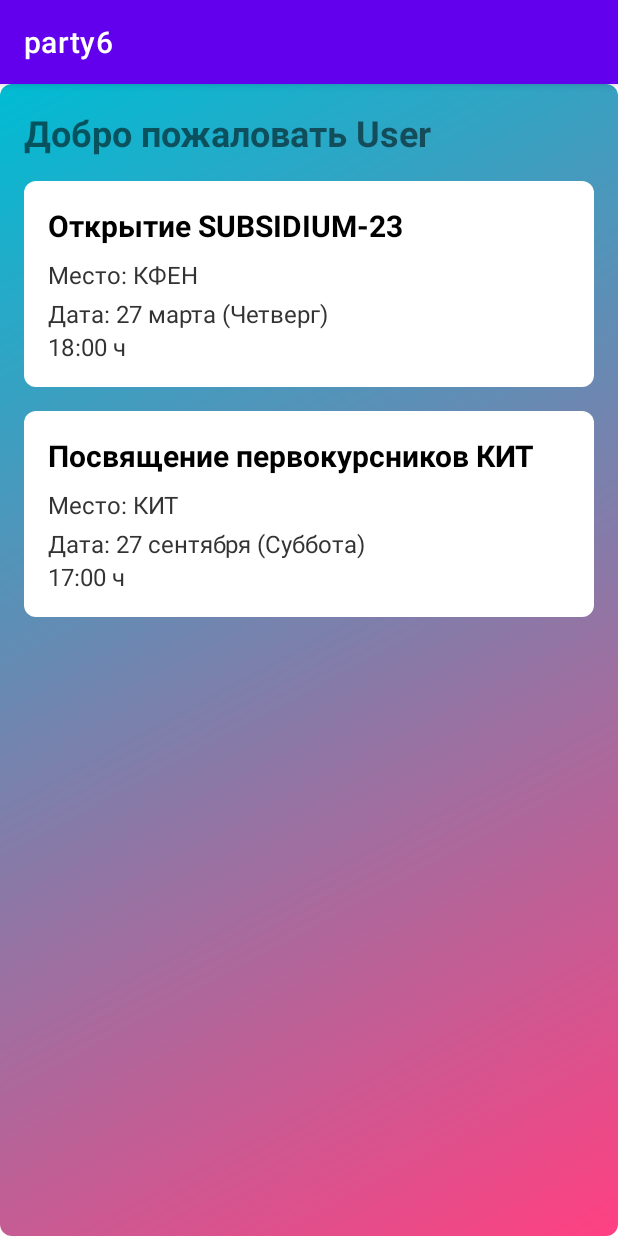
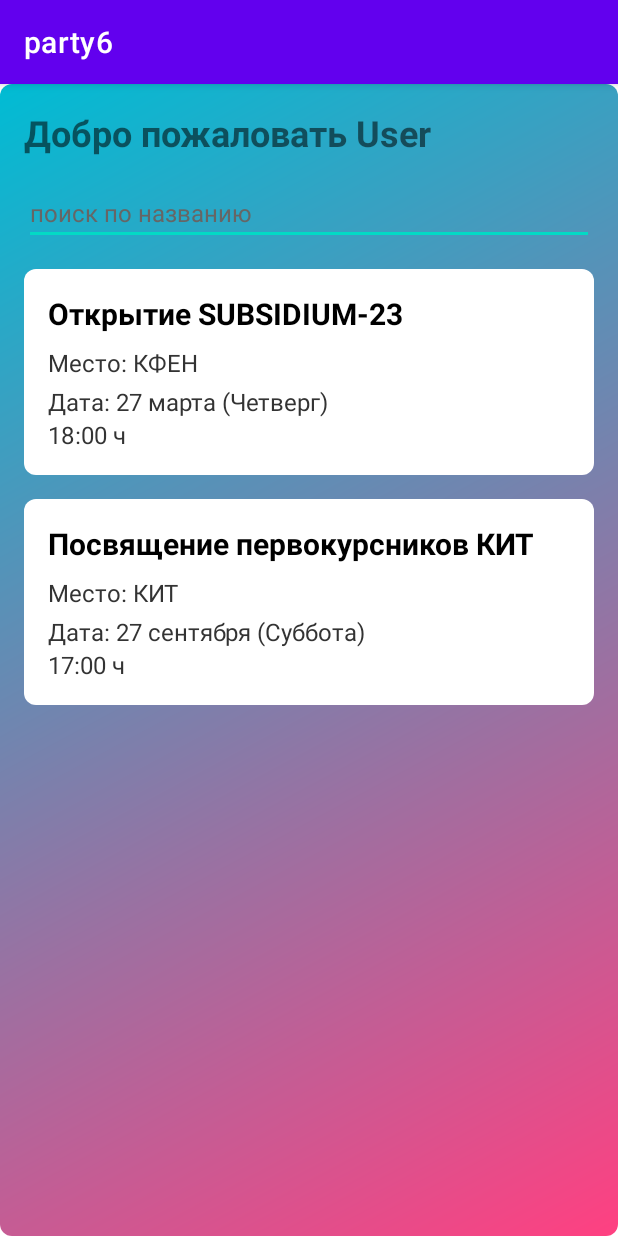
Before and after one commit to Arsenshmid/androidParty, an Android app: the MainActivity screen opened directly, with no data from a screen before it, on a phone screen of 412 x 824 dp. Run offline under Robolectric (Android 15) with nearby library versions, the light colour scheme and no system bars.

Commit message:
добавил поисковик

```diff
--- a/app/src/main/res/layout/activity_main.xml
+++ b/app/src/main/res/layout/activity_main.xml
@@ -20,6 +20,16 @@
         android:textStyle="bold"
         android:visibility="visible"
         tools:visibility="visible" />
+
+    <!-- Поле ввода для фильтрации новостей -->
+    <EditText
+        android:id="@+id/newsFilterEditText"
+        android:layout_width="match_parent"
+        android:layout_height="wrap_content"
+        android:layout_marginBottom="16dp"
+        android:hint="поиск по названию"
+        android:textColorHint="#666666"
+        android:textSize="16sp" />
 
     <!-- Блок новости 1 -->
     <LinearLayout
```
